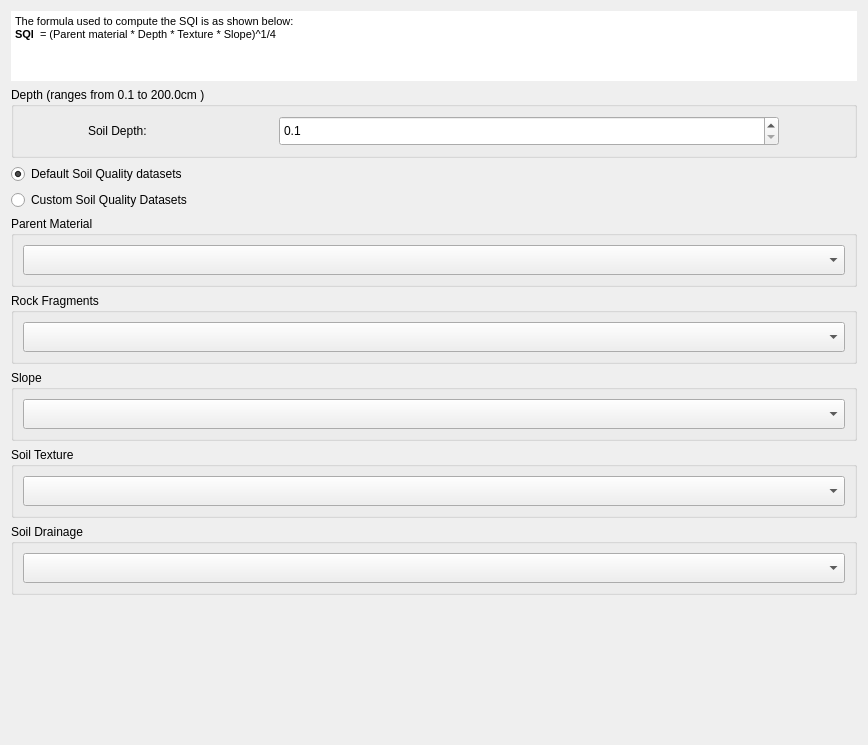
First picture: the form in MISLAND/gui/WidgetSQISetup.ui, repository LocateIT/trends.earth, before the edit.
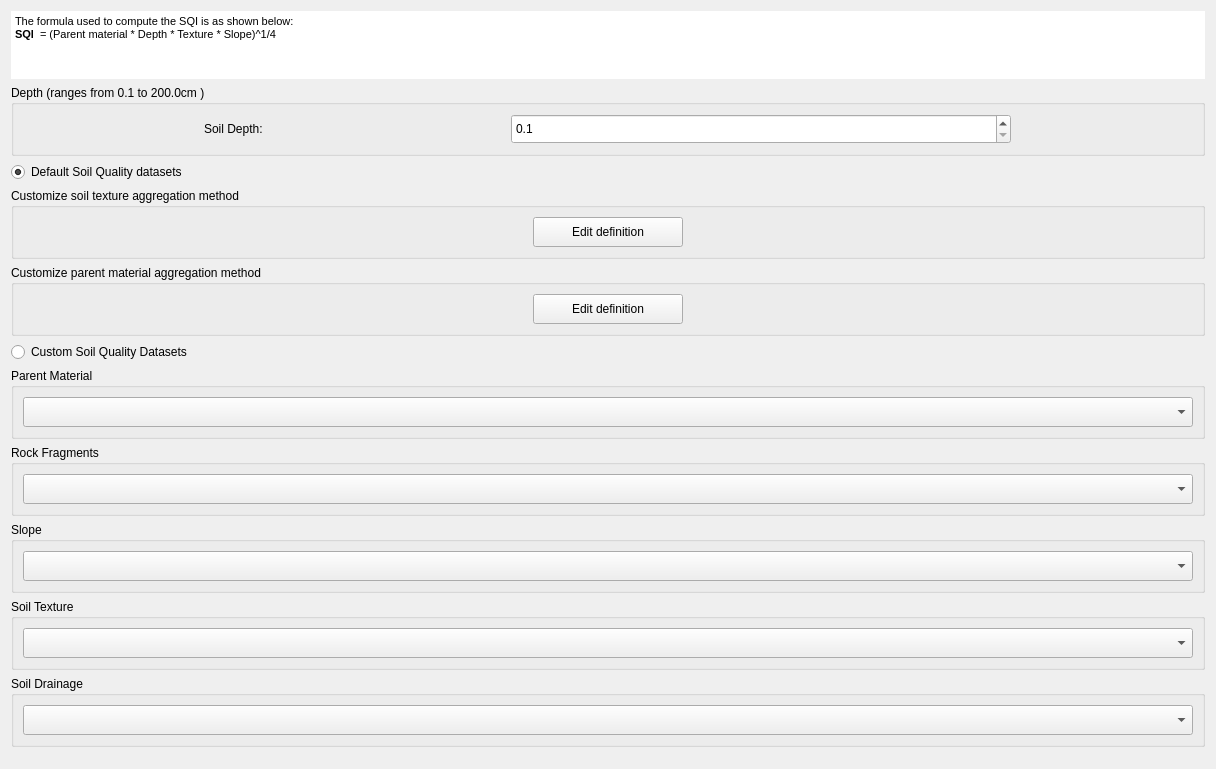
Second picture: the form after the edit. Custom widgets are drawn as their Qt base class.

Commit message: sqi aggregate widget setup

The edit to the form file:
```diff
--- a/MISLAND/gui/WidgetSQISetup.ui
+++ b/MISLAND/gui/WidgetSQISetup.ui
@@ -6,14 +6,14 @@
    <rect>
     <x>0</x>
     <y>0</y>
-    <width>868</width>
-    <height>745</height>
+    <width>1216</width>
+    <height>769</height>
    </rect>
   </property>
   <property name="windowTitle">
    <string>Form</string>
   </property>
-  <layout class="QVBoxLayout" name="verticalLayout">
+  <layout class="QVBoxLayout" name="verticalLayout" stretch="0,0,0,0,0,0,0,0,0,0,0,0">
    <item>
     <widget class="QTextBrowser" name="textBrowser">
      <property name="maximumSize">
@@ -117,7 +117,107 @@
     </widget>
    </item>
    <item>
-    <widget class="QRadioButton" name="radioButton_3">
+    <widget class="QGroupBox" name="groupBox_texture_agg">
+     <property name="title">
+      <string>Customize soil texture aggregation method</string>
+     </property>
+     <layout class="QGridLayout" name="gridLayout_7">
+      <item row="0" column="0">
+       <widget class="QPushButton" name="use_texture_agg_edit">
+        <property name="enabled">
+         <bool>true</bool>
+        </property>
+        <property name="sizePolicy">
+         <sizepolicy hsizetype="Minimum" vsizetype="Minimum">
+          <horstretch>0</horstretch>
+          <verstretch>0</verstretch>
+         </sizepolicy>
+        </property>
+        <property name="minimumSize">
+         <size>
+          <width>100</width>
+          <height>30</height>
+         </size>
+        </property>
+        <property name="maximumSize">
+         <size>
+          <width>150</width>
+          <height>16777215</height>
+         </size>
+        </property>
+        <property name="text">
+         <string>Edit definition</string>
+        </property>
+        <property name="checkable">
+         <bool>false</bool>
+        </property>
+       </widget>
+      </item>
+     </layout>
+    </widget>
+   </item>
+   <item>
+    <widget class="QGroupBox" name="groupBox_pm_agg">
+     <property name="title">
+      <string>Customize parent material aggregation method</string>
+     </property>
+     <layout class="QGridLayout" name="gridLayout_6">
+      <item row="0" column="0">
+       <widget class="QPushButton" name="use_pm_agg_edit">
+        <property name="enabled">
+         <bool>true</bool>
+        </property>
+        <property name="sizePolicy">
+         <sizepolicy hsizetype="Minimum" vsizetype="Minimum">
+          <horstretch>0</horstretch>
+          <verstretch>0</verstretch>
+         </sizepolicy>
+        </property>
+        <property name="minimumSize">
+         <size>
+          <width>100</width>
+          <height>30</height>
+         </size>
+        </property>
+        <property name="maximumSize">
+         <size>
+          <width>150</width>
+          <height>16777215</height>
+         </size>
+        </property>
+        <property name="font">
+         <font>
+          <kerning>true</kerning>
+         </font>
+        </property>
+        <property name="autoFillBackground">
+         <bool>false</bool>
+        </property>
+        <property name="styleSheet">
+         <string notr="true"/>
+        </property>
+        <property name="text">
+         <string>Edit definition</string>
+        </property>
+        <property name="checkable">
+         <bool>false</bool>
+        </property>
+        <property name="autoDefault">
+         <bool>false</bool>
+        </property>
+        <property name="default">
+         <bool>false</bool>
+        </property>
+        <property name="flat">
+         <bool>false</bool>
+        </property>
+       </widget>
+      </item>
+     </layout>
+    </widget>
+   </item>
+   <item>
+    <widget class="QRadioButton" name="use_custom">
      <property name="text">
       <string>Custom Soil Quality Datasets</string>
      </property>
@@ -146,6 +246,9 @@
           <height>30</height>
          </size>
         </property>
+        <property name="styleSheet">
+         <string notr="true"/>
+        </property>
         <property name="layer_type" stdset="0">
          <string notr="true">Aridity Index</string>
         </property>
@@ -278,19 +381,6 @@
      </layout>
     </widget>
    </item>
-   <item>
-    <spacer name="horizontalSpacer">
-     <property name="orientation">
-      <enum>Qt::Horizontal</enum>
-     </property>
-     <property name="sizeHint" stdset="0">
-      <size>
-       <width>40</width>
-       <height>50</height>
-      </size>
-     </property>
-    </spacer>
-   </item>
    <item>
     <spacer name="verticalSpacer">
      <property name="orientation">
```
Left out of the diff: 22 changed lines with no effect on the pictures. The commit also changes 7 other files.
